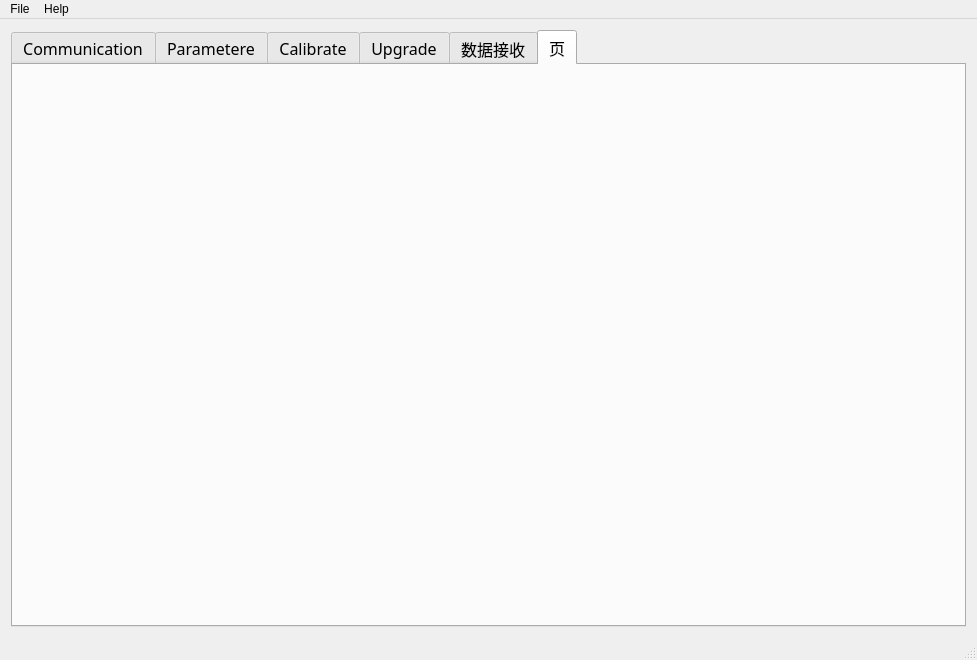
The window that mainwindow.ui (byteman/WFace) describes before a commit, drawn with Qt 5.
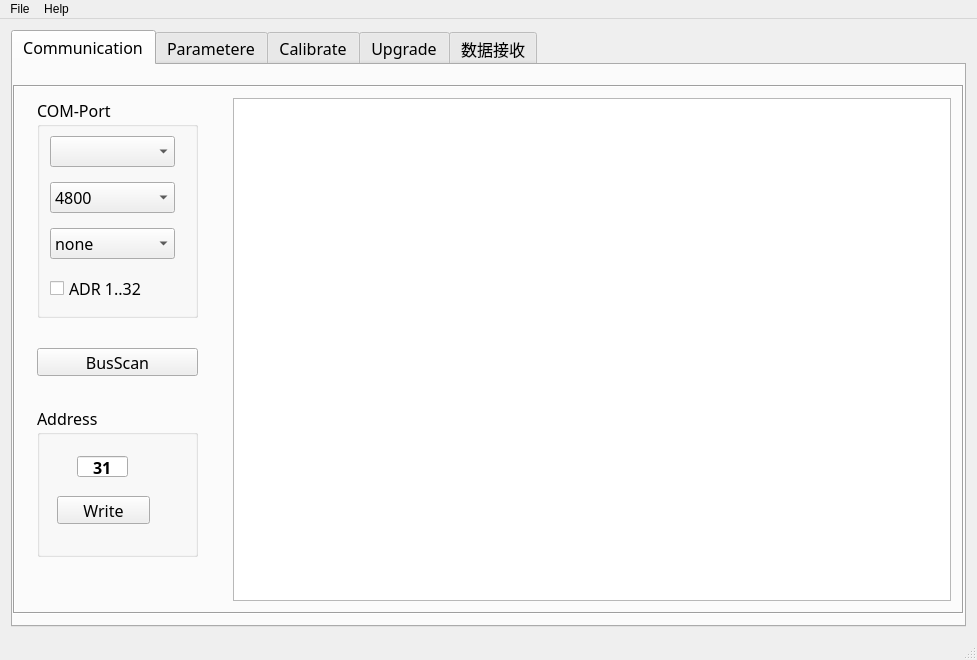
The same window after the commit. The open tabs and pages were chosen to show the change.

Diff of the .ui file:
```diff
--- a/mainwindow.ui
+++ b/mainwindow.ui
@@ -1000,12 +1000,6 @@
         </item>
        </layout>
       </widget>
-      <widget class="QWidget" name="tab_5">
-       <attribute name="title">
-        <string>页</string>
-       </attribute>
-       <layout class="QHBoxLayout" name="horizontalLayout_4"/>
-      </widget>
      </widget>
     </item>
    </layout>
```
Left out of the diff: 14 changed lines with no effect on the pictures.
